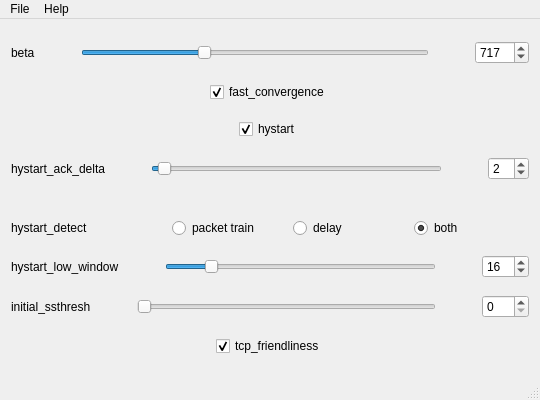
Qt form gui/SlidersOfEvil/mainwindow.ui (Gasparila/TCPTuner) before a commit.
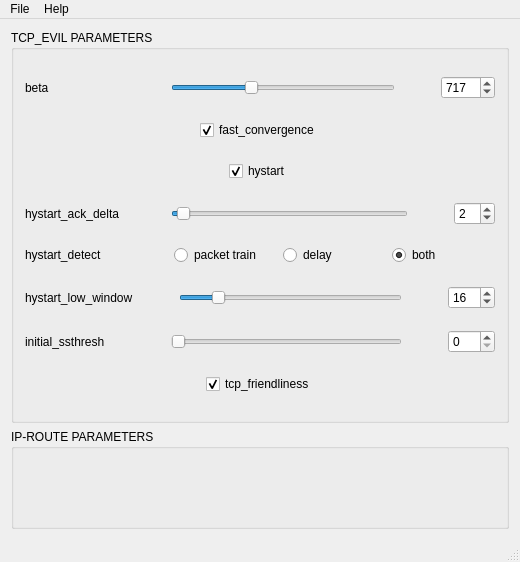
The same form after that commit.

Commit message: Added Group Boxes for TCP-EVIL params and ip-route params.

What changed in the file:
```diff
--- a/gui/SlidersOfEvil/mainwindow.ui
+++ b/gui/SlidersOfEvil/mainwindow.ui
@@ -6,8 +6,8 @@
    <rect>
     <x>0</x>
     <y>0</y>
-    <width>540</width>
-    <height>400</height>
+    <width>520</width>
+    <height>562</height>
    </rect>
   </property>
   <property name="sizePolicy">
@@ -18,14 +18,20 @@
   </property>
   <property name="minimumSize">
    <size>
-    <width>540</width>
-    <height>400</height>
+    <width>520</width>
+    <height>500</height>
    </size>
   </property>
   <property name="windowTitle">
    <string>TCPvil Sliders of Evil</string>
   </property>
   <widget class="QWidget" name="centralWidget">
+   <layout class="QVBoxLayout" name="verticalLayout_2">
+    <item>
+     <widget class="QGroupBox" name="box_tcpevil_params">
+      <property name="title">
+       <string>TCP_EVIL PARAMETERS</string>
+      </property>
    <layout class="QVBoxLayout" name="verticalLayout">
     <item>
      <spacer name="verticalSpacer">
@@ -35,7 +41,7 @@
       <property name="sizeHint" stdset="0">
        <size>
         <width>20</width>
-        <height>7</height>
+           <height>0</height>
        </size>
       </property>
      </spacer>
@@ -44,6 +50,12 @@
      <layout class="QHBoxLayout" name="horizontalLayout">
       <item>
        <widget class="QLabel" name="label_beta">
+           <property name="minimumSize">
+            <size>
+             <width>100</width>
+             <height>0</height>
+            </size>
+           </property>
         <property name="text">
          <string>beta</string>
         </property>
@@ -69,7 +81,7 @@
        <widget class="QSlider" name="slider_beta">
         <property name="minimumSize">
          <size>
-          <width>260</width>
+             <width>200</width>
           <height>0</height>
          </size>
         </property>
@@ -253,6 +265,12 @@
      <layout class="QHBoxLayout" name="horizontalLayout_4">
       <item>
        <widget class="QLabel" name="label_ack_delta">
+           <property name="minimumSize">
+            <size>
+             <width>100</width>
+             <height>0</height>
+            </size>
+           </property>
         <property name="text">
          <string>hystart_ack_delta</string>
         </property>
@@ -278,7 +296,7 @@
        <widget class="QSlider" name="slider_ack_delta">
         <property name="minimumSize">
          <size>
-          <width>260</width>
+             <width>200</width>
           <height>0</height>
          </size>
         </property>
@@ -334,8 +352,8 @@
       </property>
       <property name="sizeHint" stdset="0">
        <size>
-        <width>17</width>
-        <height>32</height>
+           <width>0</width>
+           <height>7</height>
        </size>
       </property>
      </spacer>
@@ -344,6 +362,12 @@
      <layout class="QHBoxLayout" name="layout_hystart_detect">
       <item>
        <widget class="QLabel" name="label_hystart_detect">
+           <property name="minimumSize">
+            <size>
+             <width>100</width>
+             <height>0</height>
+            </size>
+           </property>
         <property name="text">
          <string>hystart_detect</string>
         </property>
@@ -417,6 +441,12 @@
      <layout class="QHBoxLayout" name="horizontalLayout_3">
       <item>
        <widget class="QLabel" name="label_low_window">
+           <property name="minimumSize">
+            <size>
+             <width>100</width>
+             <height>0</height>
+            </size>
+           </property>
         <property name="text">
          <string>hystart_low_window</string>
         </property>
@@ -442,7 +472,7 @@
        <widget class="QSlider" name="slider_low_window">
         <property name="minimumSize">
          <size>
-          <width>260</width>
+             <width>200</width>
           <height>0</height>
          </size>
         </property>
@@ -508,6 +538,12 @@
      <layout class="QHBoxLayout" name="horizontalLayout_2">
       <item>
        <widget class="QLabel" name="label_ssthresh">
+           <property name="minimumSize">
+            <size>
+             <width>100</width>
+             <height>0</height>
+            </size>
+           </property>
         <property name="text">
          <string>initial_ssthresh</string>
         </property>
@@ -533,7 +569,7 @@
        <widget class="QSlider" name="slider_ssthresh">
         <property name="minimumSize">
          <size>
-          <width>260</width>
+             <width>200</width>
           <height>0</height>
          </size>
         </property>
@@ -656,12 +692,28 @@
     </item>
    </layout>
   </widget>
+    </item>
+    <item>
+     <widget class="QGroupBox" name="box_iproute_params">
+      <property name="minimumSize">
+       <size>
+        <width>0</width>
+        <height>100</height>
+       </size>
+      </property>
+      <property name="title">
+       <string>IP-ROUTE PARAMETERS</string>
+      </property>
+     </widget>
+    </item>
+   </layout>
+  </widget>
   <widget class="QMenuBar" name="menuBar">
    <property name="geometry">
     <rect>
      <x>0</x>
      <y>0</y>
-     <width>540</width>
+     <width>520</width>
      <height>21</height>
     </rect>
    </property>
```
Lines whose indentation alone changed are shown as unchanged.
